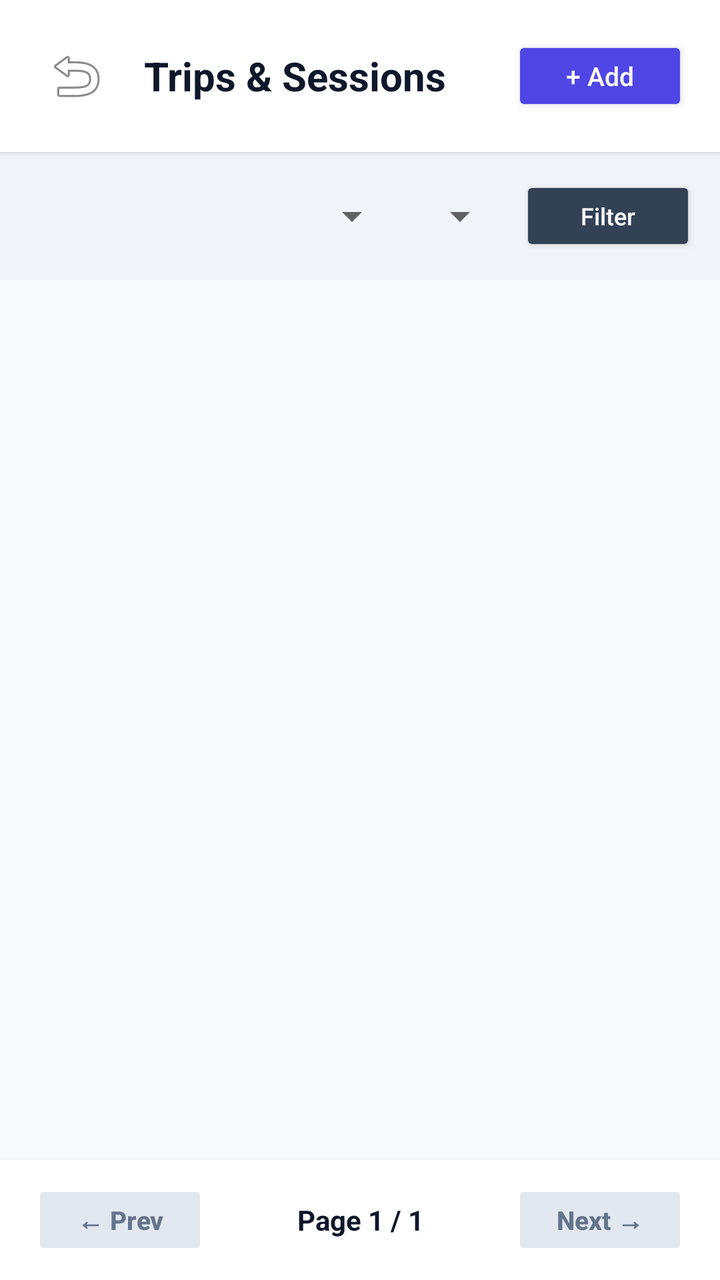
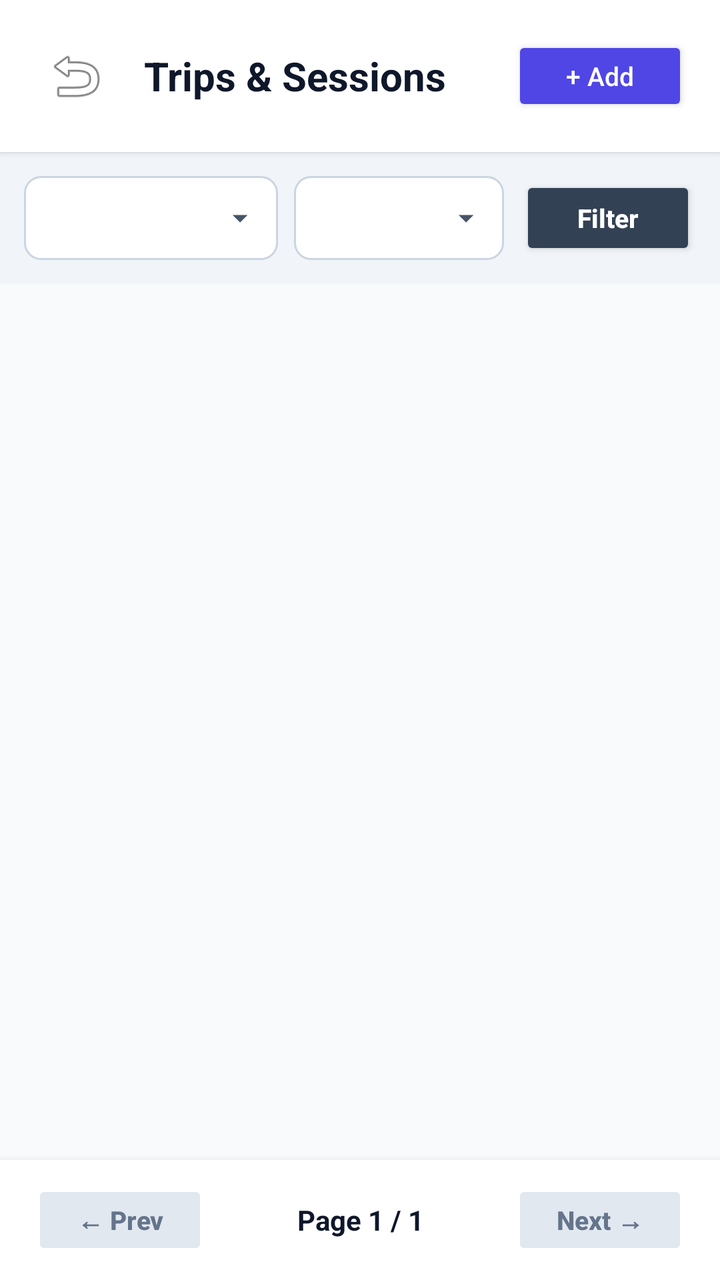

Compare the two renders of this Android layout. The source of the first and the diff that turns it into the second are given below.
<!-- AndroidManifest.xml: application theme Theme.LocationService -->
<!-- res/layout/activity_sessions.xml -->
<?xml version="1.0" encoding="utf-8"?>
<LinearLayout xmlns:android="http://schemas.android.com/apk/res/android"
    android:layout_width="match_parent"
    android:layout_height="match_parent"
    android:orientation="vertical"
    android:background="#F8FAFC"
    android:fitsSystemWindows="true">

    
    <LinearLayout
        android:layout_width="match_parent"
        android:layout_height="wrap_content"
        android:orientation="horizontal"
        android:gravity="center_vertical"
        android:padding="16dp"
        android:background="#FFFFFF"
        android:elevation="2dp">

        <ImageButton
            android:id="@+id/btnBack"
            android:layout_width="44dp"
            android:layout_height="44dp"
            android:background="?attr/selectableItemBackgroundBorderless"
            android:src="@android:drawable/ic_menu_revert"
            android:contentDescription="Back" />

        <TextView
            android:layout_width="0dp"
            android:layout_height="wrap_content"
            android:layout_weight="1"
            android:layout_marginStart="12dp"
            android:text="Trips &amp; Sessions"
            android:textSize="20sp"
            android:textStyle="bold"
            android:textColor="#0F172A" />

        <Button
            android:id="@+id/btnAddSession"
            android:layout_width="wrap_content"
            android:layout_height="40dp"
            android:text="+ Add"
            android:textSize="13sp"
            android:textAllCaps="false"
            android:backgroundTint="#4F46E5"
            android:textColor="#FFFFFF" />
    </LinearLayout>

    
    <LinearLayout
        android:layout_width="match_parent"
        android:layout_height="wrap_content"
        android:orientation="horizontal"
        android:padding="12dp"
        android:background="#F1F5F9">

        <Spinner
            android:id="@+id/spinnerCarFilter"
            android:layout_width="0dp"
            android:layout_height="40dp"
            android:layout_weight="1"
            android:layout_marginEnd="6dp" />

        <Spinner
            android:id="@+id/spinnerYearFilter"
            android:layout_width="wrap_content"
            android:layout_height="40dp"
            android:layout_marginEnd="6dp" />

        <Button
            android:id="@+id/btnApplyFilters"
            android:layout_width="wrap_content"
            android:layout_height="40dp"
            android:text="Filter"
            android:textSize="12sp"
            android:textAllCaps="false"
            android:backgroundTint="#334155"
            android:textColor="#FFFFFF" />
    </LinearLayout>

    <ProgressBar
        android:id="@+id/progressBar"
        android:layout_width="wrap_content"
        android:layout_height="wrap_content"
        android:layout_gravity="center"
        android:layout_marginTop="32dp"
        android:visibility="gone" />

    <TextView
        android:id="@+id/tvEmptyState"
        android:layout_width="match_parent"
        android:layout_height="wrap_content"
        android:text="No recorded trips found."
        android:gravity="center"
        android:textColor="#64748B"
        android:padding="32dp"
        android:visibility="gone" />

    <ScrollView
        android:layout_width="match_parent"
        android:layout_height="0dp"
        android:layout_weight="1">

        <LinearLayout
            android:id="@+id/containerSessions"
            android:layout_width="match_parent"
            android:layout_height="wrap_content"
            android:orientation="vertical"
            android:padding="16dp" />
    </ScrollView>

    
    <LinearLayout
        android:layout_width="match_parent"
        android:layout_height="wrap_content"
        android:orientation="horizontal"
        android:gravity="center_vertical"
        android:paddingHorizontal="16dp"
        android:paddingVertical="10dp"
        android:background="#FFFFFF"
        android:elevation="6dp">

        <Button
            android:id="@+id/btnPrevPage"
            android:layout_width="wrap_content"
            android:layout_height="40dp"
            android:text="← Prev"
            android:textSize="13sp"
            android:textStyle="bold"
            android:textAllCaps="false"
            android:backgroundTint="#E2E8F0"
            android:textColor="#64748B"
            android:enabled="false" />

        <TextView
            android:id="@+id/tvPageInfo"
            android:layout_width="0dp"
            android:layout_height="wrap_content"
            android:layout_weight="1"
            android:gravity="center"
            android:text="Page 1 / 1"
            android:textSize="14sp"
            android:textColor="#0F172A"
            android:textStyle="bold" />

        <Button
            android:id="@+id/btnNextPage"
            android:layout_width="wrap_content"
            android:layout_height="40dp"
            android:text="Next →"
            android:textSize="13sp"
            android:textStyle="bold"
            android:textAllCaps="false"
            android:backgroundTint="#E2E8F0"
            android:textColor="#64748B"
            android:enabled="false" />
    </LinearLayout>
</LinearLayout>
<!-- resources referenced by this layout -->
<resources>
  <style name="Theme.LocationService" parent="Theme.AppCompat.DayNight.NoActionBar">
          <item name="colorPrimary">#6200EE</item>
          <item name="colorPrimaryVariant">#3700B3</item>
          <item name="colorOnPrimary">#FFFFFF</item>
          <item name="android:statusBarColor">?attr/colorPrimaryVariant</item>
      </style>
</resources>

<!-- the commit's change to res/layout/activity_sessions.xml (unified diff, before → after) -->
@@ -56,22 +56,26 @@
         <Spinner
             android:id="@+id/spinnerCarFilter"
             android:layout_width="0dp"
-            android:layout_height="40dp"
+            android:layout_height="42dp"
             android:layout_weight="1"
-            android:layout_marginEnd="6dp" />
+            android:layout_marginEnd="8dp"
+            android:background="@drawable/bg_spinner" />
 
         <Spinner
             android:id="@+id/spinnerYearFilter"
             android:layout_width="wrap_content"
-            android:layout_height="40dp"
-            android:layout_marginEnd="6dp" />
+            android:layout_height="42dp"
+            android:layout_marginEnd="8dp"
+            android:minWidth="105dp"
+            android:background="@drawable/bg_spinner" />
 
         <Button
             android:id="@+id/btnApplyFilters"
             android:layout_width="wrap_content"
-            android:layout_height="40dp"
+            android:layout_height="42dp"
             android:text="Filter"
-            android:textSize="12sp"
+            android:textSize="13sp"
+            android:textStyle="bold"
             android:textAllCaps="false"
             android:backgroundTint="#334155"
             android:textColor="#FFFFFF" />
<!-- resource entries referenced after the edit -->
@@ -1,10 +1,42 @@
 <!-- resources referenced by this layout -->
 <resources>
+  <!-- drawable bg_spinner (drawable) -->
+  <?xml version="1.0" encoding="utf-8"?>
+  <layer-list xmlns:android="http://schemas.android.com/apk/res/android">
+      <item>
+          <shape android:shape="rectangle">
+              <solid android:color="#FFFFFF" />
+              <corners android:radius="8dp" />
+              <stroke
+                  android:width="1dp"
+                  android:color="#CBD5E1" />
+          </shape>
+      </item>
+      <item
+          android:gravity="end|center_vertical"
+          android:end="10dp">
+          
+          <vector
+              android:width="18dp"
+              android:height="18dp"
+              android:viewportWidth="24"
+              android:viewportHeight="24">
+              <path
+                  android:fillColor="#475569"
+                  android:pathData="M7,10l5,5 5,-5z" />
+          </vector>
+      </item>
+  </layer-list>
   <style name="Theme.LocationService" parent="Theme.AppCompat.DayNight.NoActionBar">
           <item name="colorPrimary">#6200EE</item>
           <item name="colorPrimaryVariant">#3700B3</item>
           <item name="colorOnPrimary">#FFFFFF</item>
           <item name="android:statusBarColor">?attr/colorPrimaryVariant</item>
+          <item name="android:textColor">#0F172A</item>
+          <item name="android:spinnerDropDownItemStyle">@style/LocationService.SpinnerDropDownItem</item>
+      </style>
+  <style name="LocationService.SpinnerDropDownItem" parent="Widget.AppCompat.DropDownItem.Spinner">
+          <item name="android:textColor">#0F172A</item>
       </style>
 </resources>
 
